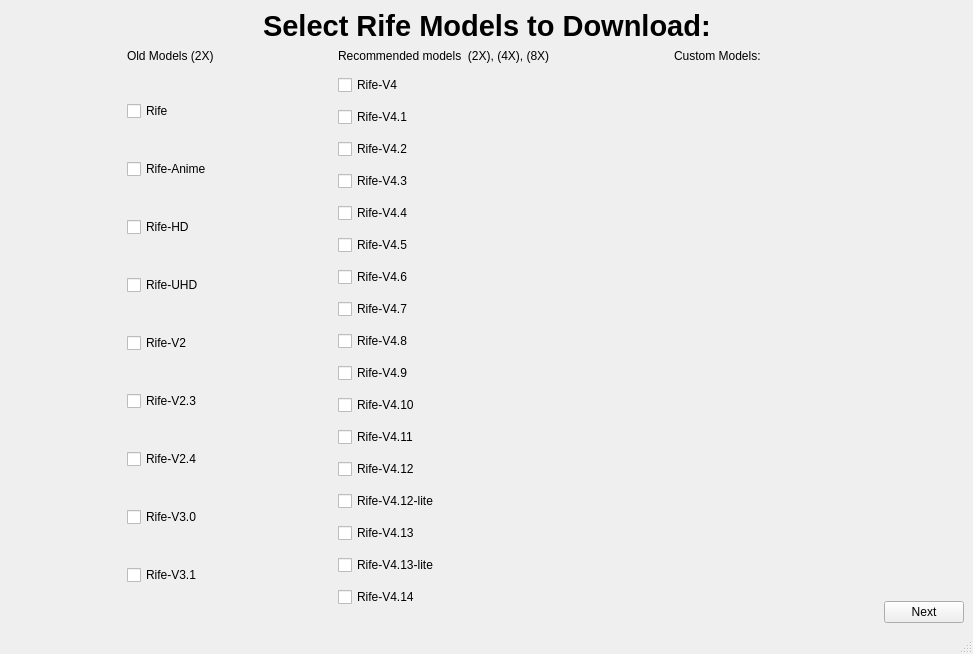
Before: the Qt Designer form src/getModels/SelectModels.ui in TNTwise/REAL-Video-Enhancer, drawn with Qt 5.
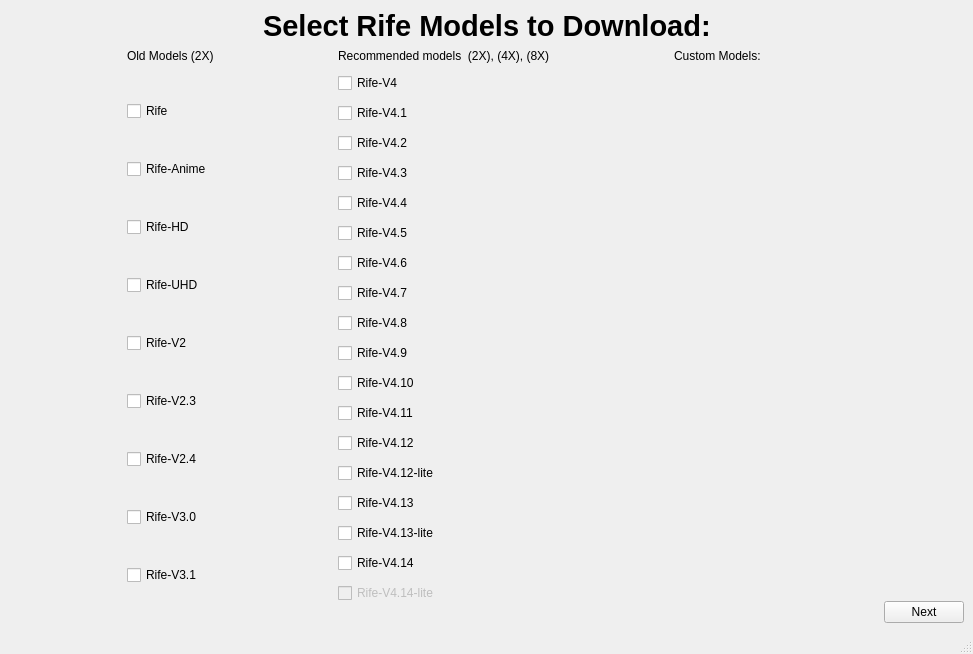
After: the same form once the commit is applied.

Commit message: add upgrade path for rife binary

Diff of the .ui file:
```diff
--- a/src/getModels/SelectModels.ui
+++ b/src/getModels/SelectModels.ui
@@ -269,6 +269,16 @@
               </property>
              </widget>
             </item>
+            <item>
+             <widget class="QCheckBox" name="rife414lite">
+              <property name="enabled">
+               <bool>false</bool>
+              </property>
+              <property name="text">
+               <string>Rife-V4.14-lite</string>
+              </property>
+             </widget>
+            </item>
            </layout>
           </item>
           <item row="1" column="0">
```
The commit also changes 11 other files.
